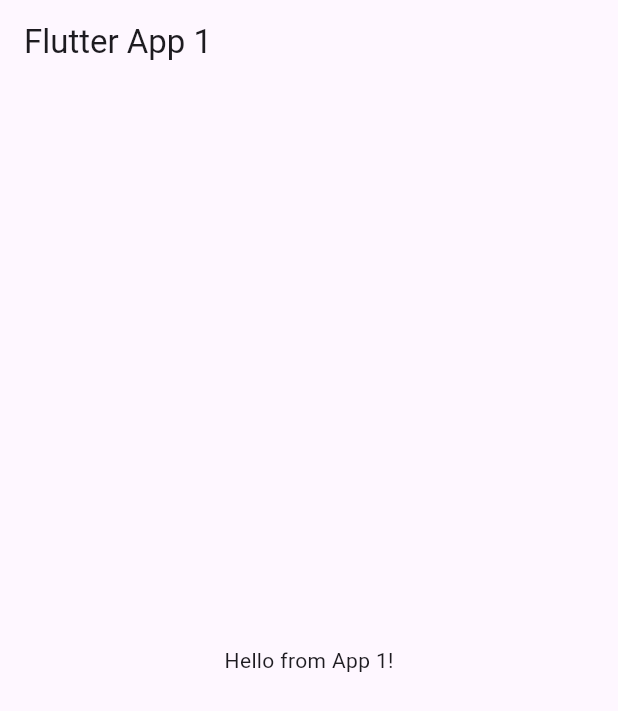
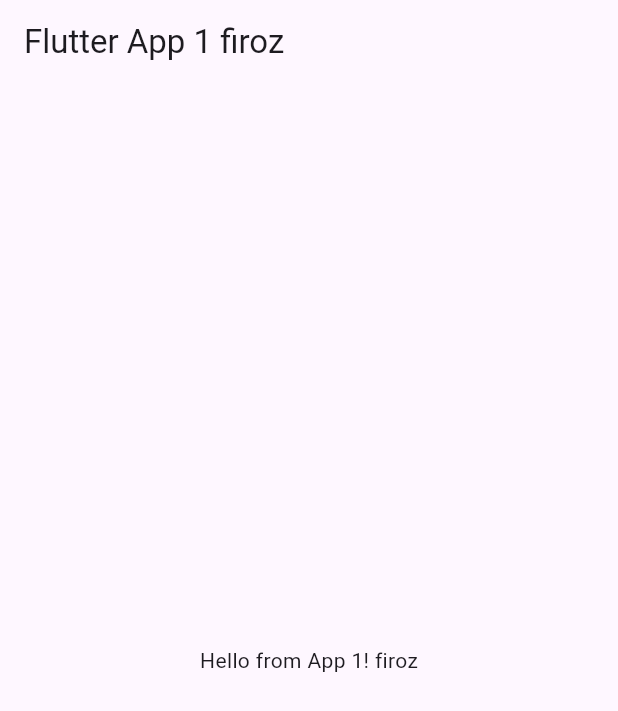
Before and after one commit to programmerfiroz/flutter_app_1, a Flutter app: the screen it shows after launch, on a phone screen of 412 x 824 dp. Shown: the top 711 px of the screen. Run offline on Flutter 3.47's test engine with Material 3 defaults, Android fonts, the phone set to English and light mode, and no system bars.

Commit message:
new changes

```diff
--- a/lib/main.dart
+++ b/lib/main.dart
@@ -10,8 +10,8 @@ class App1 extends StatelessWidget {
     return MaterialApp(
       debugShowCheckedModeBanner: false,
       home: Scaffold(
-        appBar: AppBar(title: Text('Flutter App 1')),
-        body: Center(child: Text('Hello from App 1!')),
+        appBar: AppBar(title: Text('Flutter App 1 firoz')),
+        body: Center(child: Text('Hello from App 1! firoz')),
       ),
     );
   }
```
